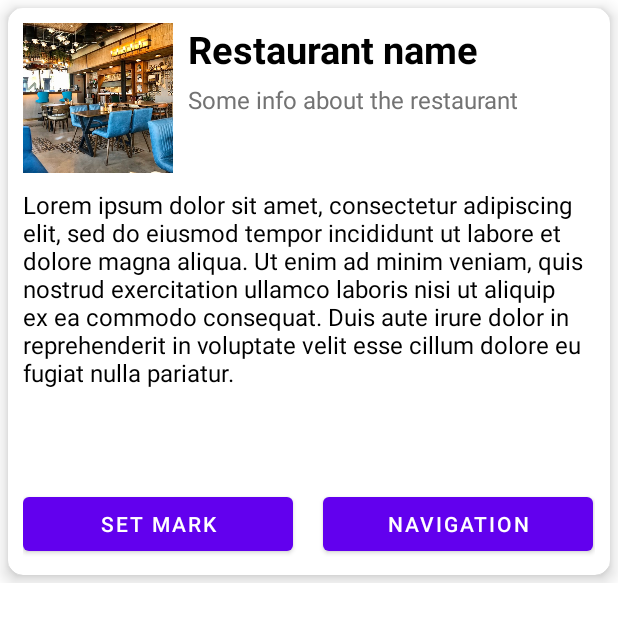
After one commit to Restauranttrackers/Restaurant-Tracker, an Android app: the layout card_cell.xml on its own in the app's theme, with its tools: preview values and no code run, on a phone screen of 412 x 824 dp. The commit adds this screen. Shown: the top 622 px of the screen. Run offline under Robolectric (Android 15) with nearby library versions, the phone set to English and light mode, and no system bars.

Commit message:
Listview with expandable cards
Recycleview with cards of restaurants (not from database) that are expandable

```diff
--- /dev/null
+++ b/app/src/main/res/layout/card_cell.xml
@@ -0,0 +1,86 @@
+<?xml version="1.0" encoding="utf-8"?>
+<LinearLayout xmlns:android="http://schemas.android.com/apk/res/android"
+    xmlns:app="http://schemas.android.com/apk/res-auto"
+    xmlns:tools="http://schemas.android.com/tools"
+    android:orientation="vertical"
+    android:layout_width="match_parent"
+    android:layout_height="wrap_content"
+    >
+    <androidx.cardview.widget.CardView
+        android:id="@+id/card"
+        android:visibility="visible"
+        android:layout_width="match_parent"
+        android:layout_height="wrap_content"
+        android:layout_margin="5dp"
+        app:cardCornerRadius="10dp"
+        app:cardElevation="7dp"
+        app:contentPadding="10dp"
+        android:clickable="true"
+        android:focusable="true"
+        >
+        <com.google.android.material.imageview.ShapeableImageView
+            android:id="@+id/rest_image"
+            android:layout_width="100dp"
+            android:layout_height="100dp"
+            android:adjustViewBounds="true"
+            android:scaleType="centerCrop"
+            app:layout_constraintStart_toStartOf="parent"
+            app:layout_constraintTop_toTopOf="parent"
+            android:src="@drawable/example_image"
+            />
+        <TextView
+            android:id="@+id/rest_name"
+            android:layout_width="270dp"
+            android:layout_height="wrap_content"
+            android:textColor="@color/black"
+            android:text="@string/restaurant_name"
+            android:textSize="25sp"
+            android:textStyle="bold"
+            android:lines="1"
+            android:layout_marginStart="110dp"
+            />
+        <TextView
+            android:id="@+id/rest_info"
+            android:layout_width="270dp"
+            android:layout_height="wrap_content"
+            android:textColor="@color/lightGray"
+            android:text="@string/some_info_about_the_restaurant"
+            android:textSize="16sp"
+            android:layout_marginStart="110dp"
+            android:layout_marginTop="40dp"
+            android:lines="3"
+            />
+        <RelativeLayout
+            android:id="@+id/expanded_view"
+            android:layout_width="match_parent"
+            android:layout_height="wrap_content"
+            android:visibility="visible"
+            >
+            <TextView
+                android:id="@+id/rest_desc"
+                android:layout_width="match_parent"
+                android:layout_height="wrap_content"
+                android:textColor="@color/black"
+                android:text="@string/lorem_ipsum"
+                android:textSize="16sp"
+                android:lines="10"
+                android:layout_marginTop="110dp"
+                />
+            <Button
+                android:id="@+id/set_mark_button"
+                android:layout_width="180dp"
+                android:layout_height="wrap_content"
+                android:layout_marginTop="310dp"
+                android:text="@string/set_mark"
+                />
+            <Button
+                android:id="@+id/navigation_button"
+                android:layout_width="180dp"
+                android:layout_height="wrap_content"
+                android:layout_marginTop="310dp"
+                android:layout_marginStart="200dp"
+                android:text="@string/navigation"
+                />
+        </RelativeLayout>
+    </androidx.cardview.widget.CardView>
+</LinearLayout>
--- a/app/src/main/res/values/colors.xml
+++ b/app/src/main/res/values/colors.xml
@@ -7,4 +7,5 @@
     <color name="teal_700">#FF018786</color>
     <color name="black">#FF000000</color>
     <color name="white">#FFFFFFFF</color>
+    <color name="lightGray">#737373</color>
 </resources>
--- a/app/src/main/res/values/strings.xml
+++ b/app/src/main/res/values/strings.xml
@@ -3,4 +3,9 @@
     <string name="title_activity_maps">MapsActivity</string>
     <!-- TODO: Remove or change this placeholder text -->
     <string name="hello_blank_fragment">Hello blank fragment</string>
+    <string name="restaurant_name">Restaurant name</string>
+    <string name="some_info_about_the_restaurant">Some info about the restaurant</string>
+    <string name="set_mark">Set mark</string>
+    <string name="navigation">Navigation</string>
+    <string name="lorem_ipsum">Lorem ipsum dolor sit amet, consectetur adipiscing elit, sed do eiusmod tempor incididunt ut labore et dolore magna aliqua. Ut enim ad minim veniam, quis nostrud exercitation ullamco laboris nisi ut aliquip ex ea commodo consequat. Duis aute irure dolor in reprehenderit in voluptate velit esse cillum dolore eu fugiat nulla pariatur.</string>
 </resources>
```
Also changed, not shown: app/src/main/java/com/bignerdranch/android/maptest/CardAdapter.kt (added, +48 -0 lines), app/src/main/java/com/bignerdranch/android/maptest/list.kt (+55 -0 lines), app/src/main/res/layout/fragment_list.xml (+9 -10 lines), app/src/main/res/drawable/example_image.jpg (added).
